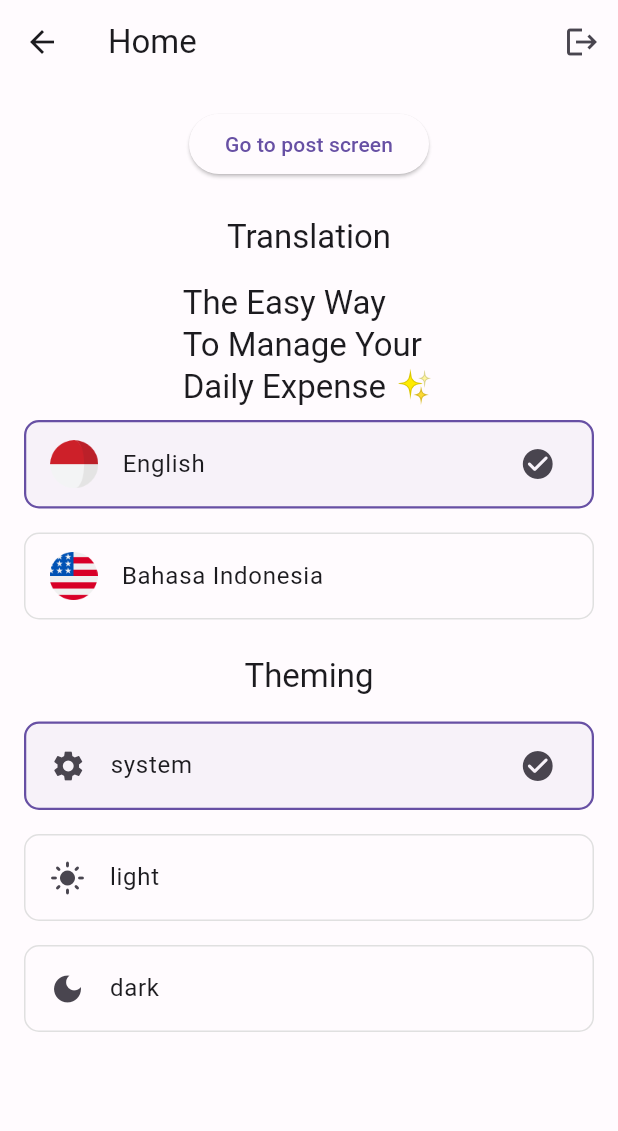
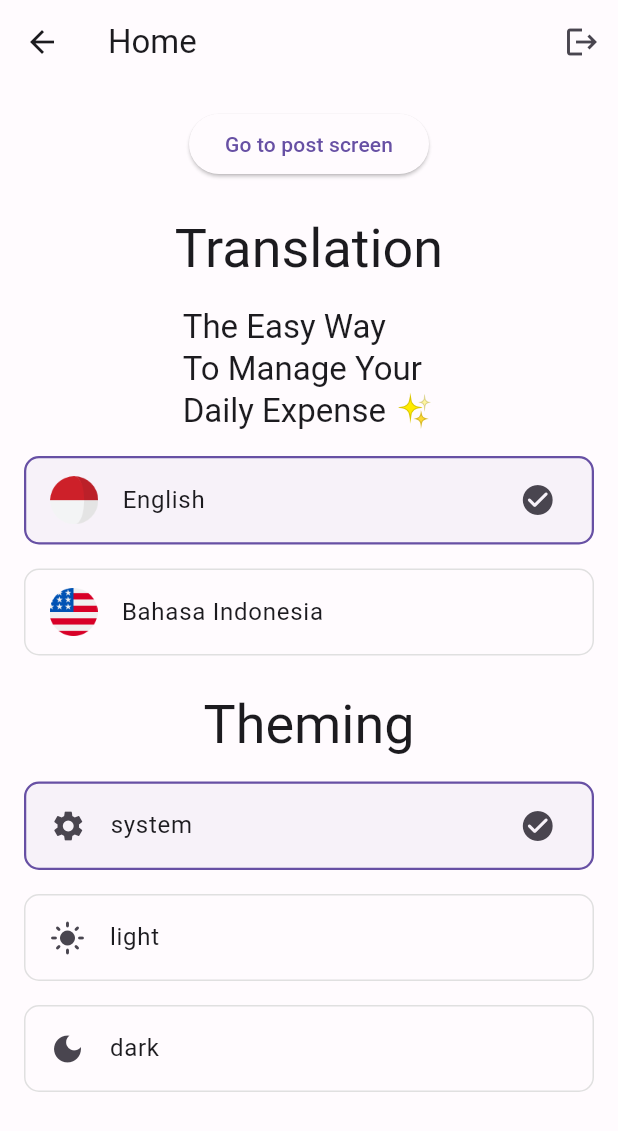
Before and after one commit to kapil708/social_media_block_demo, a Flutter app: the HomeView screen opened directly with empty values, on a phone screen of 412 x 824 dp. Shown: the top 1131 px of the screen. Run offline on Flutter 3.47's test engine with Material 2 defaults, Android fonts, the light colour scheme and no system bars; our stand-ins replace dartz, equatable, flutter_bloc, get_it, go_router, infinite_scroll_pagination and 2 more; accounts and stored records are empty; generated files the repository leaves out were written again.

Commit message:
- quick fix

```diff
--- a/lib/presentation/pages/home/home_page.dart
+++ b/lib/presentation/pages/home/home_page.dart
@@ -52,13 +52,13 @@ class HomeView extends StatelessWidget {
               child: const Text("Go to post screen"),
             ),
             const SizedBox(height: 24),
-            Text("Translation", style: Theme.of(context).textTheme.titleLarge),
+            Text("Translation", style: Theme.of(context).textTheme.displaySmall),
             const SizedBox(height: 16),
             Text(
               l10n.onboarding,
               style: Theme.of(context).textTheme.titleLarge,
             ),
-            const SizedBox(height: 8),
+            const SizedBox(height: 16),
             BlocBuilder<AppBloc, AppState>(
               builder: (context, state) {
                 return ListView.separated(
@@ -89,7 +89,7 @@ class HomeView extends StatelessWidget {
               },
             ),
             const SizedBox(height: 24),
-            Text("Theming", style: Theme.of(context).textTheme.titleLarge),
+            Text("Theming", style: Theme.of(context).textTheme.displaySmall),
             const SizedBox(height: 16),
             BlocBuilder<AppBloc, AppState>(
               builder: (context, state) {
```
Also changed, not shown: l10n.yaml (+6 -3 lines).
